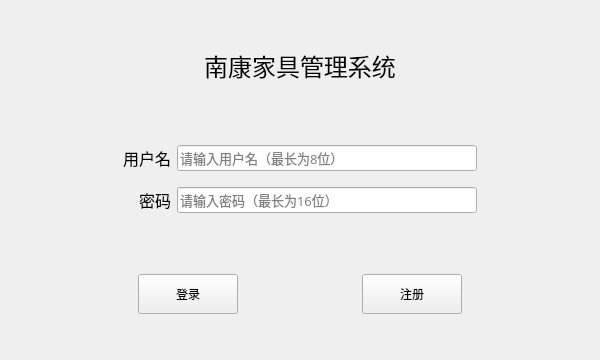
This is system/page_login.ui in caixiongjiang/qt_system as Qt 5 draws it before an edit. The edited form follows.
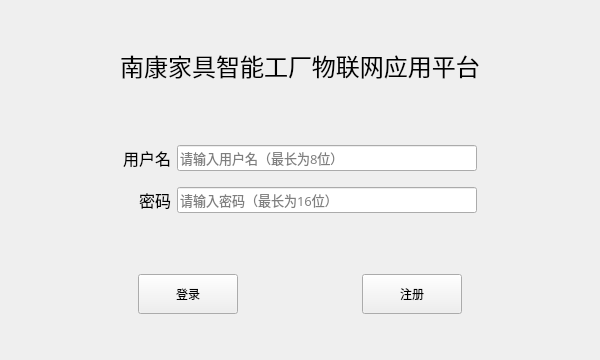
This is the edited form. Icons and pictures are not drawn.

Diff of the .ui file:
```diff
--- a/system/page_login.ui
+++ b/system/page_login.ui
@@ -36,7 +36,7 @@
       </font>
      </property>
      <property name="text">
-      <string>南康家具管理系统</string>
+      <string>南康家具智能工厂物联网应用平台</string>
      </property>
      <property name="alignment">
       <set>Qt::AlignCenter</set>
```
